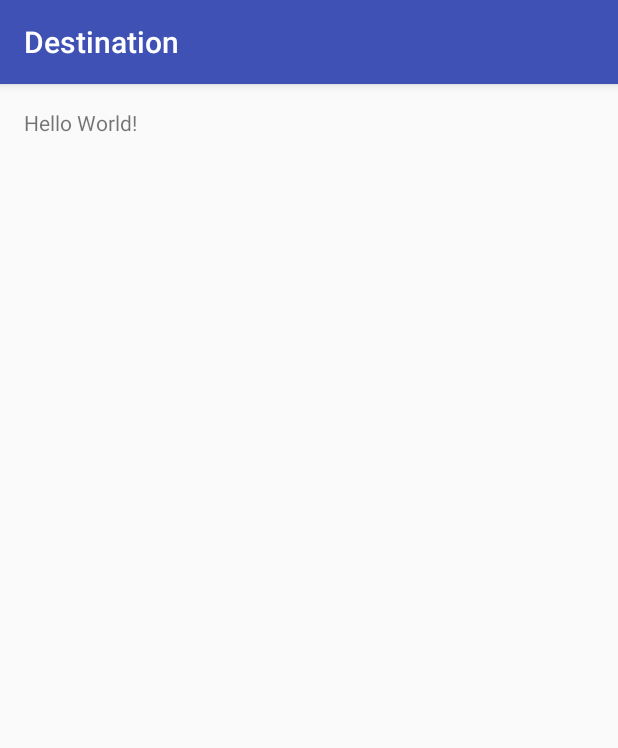
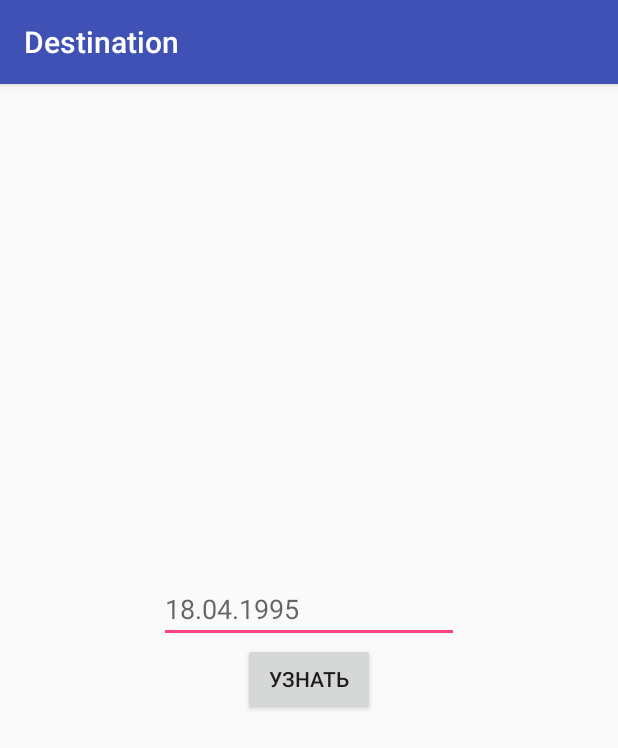
Before and after one commit to AntonBoiko88888/MysteryForAndroid, an Android app: the screen it shows after launch (MainActivity), on a phone screen of 412 x 824 dp. Shown: the top 748 px of the screen. Run offline under Robolectric (Android 15) with nearby library versions, the light colour scheme and no system bars.

Commit message:
определение типа по структурному гороскопу

```diff
--- /dev/null
+++ b/app/src/main/java/com/example/ink1804/destination/Fragments/StructureHor_fragment.java
@@ -0,0 +1,50 @@
+package com.example.ink1804.destination.Fragments;
+
+import android.os.Bundle;
+import android.support.annotation.Nullable;
+import android.support.v4.app.Fragment;
+import android.util.Log;
+import android.view.LayoutInflater;
+import android.view.View;
+import android.view.ViewGroup;
+import android.widget.Button;
+import android.widget.EditText;
+import android.widget.TextView;
+
+import com.example.ink1804.destination.Math.Structure_databases;
+import com.example.ink1804.destination.R;
+
+import java.util.Date;
+
+/**
+ * Created by Ink1804 on 29.07.16.
+ */
+public class StructureHor_fragment extends Fragment implements View.OnClickListener {
+
+    Button btn_result;
+    TextView tv_result;
+    EditText et_date;
+    @Override
+    public View onCreateView(LayoutInflater inflater, ViewGroup container, Bundle savedInstanceState) {
+        View rootView  = inflater.inflate(R.layout.structurehor_layout_fragment,container,false);
+        btn_result = (Button)rootView.findViewById(R.id.btn_transform_date);
+        btn_result.setOnClickListener(this);
+        tv_result = (TextView) rootView.findViewById(R.id.tv_result);
+        et_date = (EditText) rootView.findViewById(R.id.et_date);
+        return rootView;
+    }
+
+    @Override
+    public void onClick(View view) {
+        Structure_databases struct_data = new Structure_databases();
+        int i,j;
+        String[] date = et_date.getText().toString().split("\\.");
+        Log.d("LOG",date[0]+"\n");
+        i = struct_data.getYearId(date[2]);
+        j = struct_data.getDateId(Integer.parseInt(date[0]),Integer.parseInt(date[1]));
+        tv_result.setText(struct_data.getStructureType(i,j));
+
+
+
+    }
+}
--- a/app/src/main/res/layout/activity_main.xml
+++ b/app/src/main/res/layout/activity_main.xml
@@ -1,16 +1,15 @@
 <?xml version="1.0" encoding="utf-8"?>
-<RelativeLayout xmlns:android="http://schemas.android.com/apk/res/android"
+<LinearLayout xmlns:android="http://schemas.android.com/apk/res/android"
     xmlns:tools="http://schemas.android.com/tools"
     android:layout_width="match_parent"
     android:layout_height="match_parent"
-    android:paddingBottom="@dimen/activity_vertical_margin"
-    android:paddingLeft="@dimen/activity_horizontal_margin"
-    android:paddingRight="@dimen/activity_horizontal_margin"
-    android:paddingTop="@dimen/activity_vertical_margin"
     tools:context="com.example.ink1804.destination.MainActivity">
 
-    <TextView
-        android:layout_width="wrap_content"
-        android:layout_height="wrap_content"
-        android:text="Hello World!" />
-</RelativeLayout>
+    <fragment
+        android:id="@+id/structure_fr"
+        android:layout_width="match_parent"
+        android:layout_height="match_parent"
+        android:name="com.example.ink1804.destination.Fragments.StructureHor_fragment"
+        tools:layout="@layout/structurehor_layout_fragment" />
+
+</LinearLayout>
--- /dev/null
+++ b/app/src/main/res/layout/structurehor_layout_fragment.xml
@@ -0,0 +1,24 @@
+<?xml version="1.0" encoding="utf-8"?>
+<LinearLayout xmlns:android="http://schemas.android.com/apk/res/android"
+    android:orientation="vertical"
+    android:layout_width="match_parent"
+    android:layout_height="match_parent"
+    android:gravity="center">
+
+    <EditText
+        android:id="@+id/et_date"
+        android:layout_width="200dp"
+        android:layout_height="wrap_content"
+        android:hint="18.04.1995"
+        android:inputType="date"
+        />
+    <Button
+        android:id="@+id/btn_transform_date"
+        android:layout_width="wrap_content"
+        android:layout_height="wrap_content"
+        android:text="Узнать"/>
+    <TextView
+        android:id="@+id/tv_result"
+        android:layout_width="wrap_content"
+        android:layout_height="wrap_content" />
+</LinearLayout>
```
Also changed, not shown: app/src/main/java/com/example/ink1804/destination/Math/Constants.java (+9 -7 lines), app/src/main/java/com/example/ink1804/destination/Math/Structure_databases.java (+89 -14 lines).
